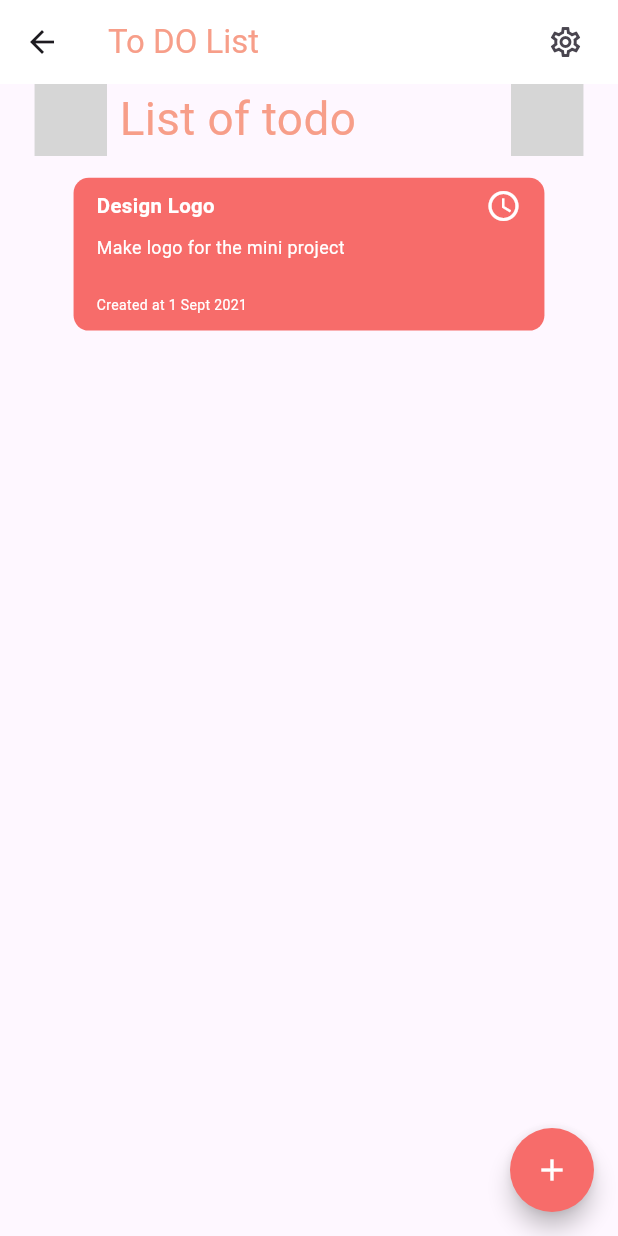
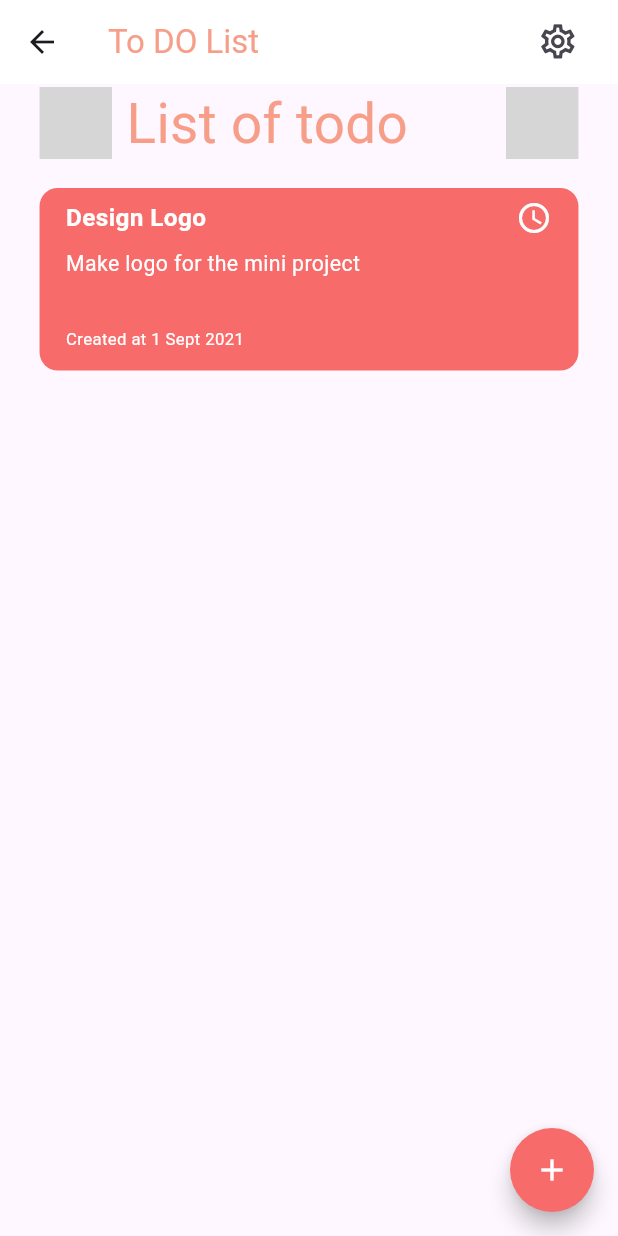
Before and after one commit to sagorahamed1/ToDo-App, a Flutter app: the screen it shows after launch, on a phone screen of 412 x 824 dp. Run offline on Flutter 3.47's test engine with Material 3 defaults, Android fonts, the phone set to English and light mode, and no system bars; our stand-ins replace flutter_screenutil, flutter_svg, get; Roboto replaces fonts that are missing (Bebas Neue, Montserrat); grey boxes are pictures that could not be loaded.

Commit message:
Some Issue Fix

```diff
--- a/lib/main.dart
+++ b/lib/main.dart
@@ -9,8 +9,8 @@ import 'views/screens/detailScreen/detail_screen.dart';
 import 'views/screens/homeScreen/home_screen.dart';
 
 void main() {
-  WidgetsFlutterBinding.ensureInitialized();
-  runApp(const MyApp());
+ WidgetsFlutterBinding.ensureInitialized();
+  runApp(MyApp());
 }
 
 class MyApp extends StatelessWidget {
@@ -19,7 +19,7 @@ class MyApp extends StatelessWidget {
   @override
   Widget build(BuildContext context) {
     return ScreenUtilInit(
-      designSize: Size(375.w, 812.h),
+      designSize: Size(375, 812),
       child: GetMaterialApp(
           debugShowCheckedModeBanner: false,
           title: 'To Do App',
```
